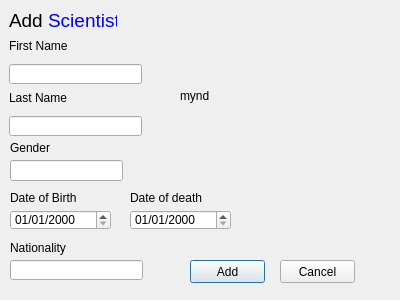
Before: the Qt Designer form ui/addscientistdialog.ui in VLN-H7/Skil3, drawn with Qt 5.
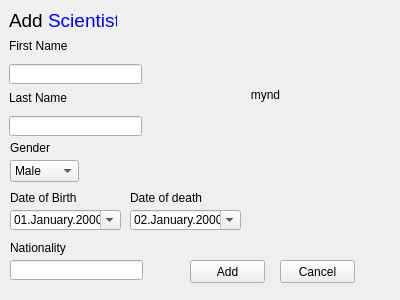
After: the same form once the commit is applied.

Commit message: Combo box added to Add Scientist

Diff of the .ui file:
```diff
--- a/ui/addscientistdialog.ui
+++ b/ui/addscientistdialog.ui
@@ -10,8 +10,14 @@
     <height>300</height>
    </rect>
   </property>
+  <property name="minimumSize">
+   <size>
+    <width>400</width>
+    <height>300</height>
+   </size>
+  </property>
   <property name="windowTitle">
-   <string>Dialog</string>
+   <string>addScientistDialog</string>
   </property>
   <widget class="QLabel" name="death_label">
    <property name="geometry">
@@ -103,12 +109,31 @@
     <rect>
      <x>10</x>
      <y>210</y>
-     <width>101</width>
+     <width>111</width>
      <height>20</height>
     </rect>
    </property>
+   <property name="focusPolicy">
+    <enum>Qt::WheelFocus</enum>
+   </property>
+   <property name="locale">
+    <locale language="English" country="UnitedStates"/>
+   </property>
+   <property name="currentSection">
+    <enum>QDateTimeEdit::DaySection</enum>
+   </property>
    <property name="displayFormat">
-    <string>dd/MM/yyyy</string>
+    <string>dd.MMMM.yyyy</string>
+   </property>
+   <property name="calendarPopup">
+    <bool>true</bool>
+   </property>
+   <property name="date">
+    <date>
+     <year>2000</year>
+     <month>1</month>
+     <day>1</day>
+    </date>
    </property>
   </widget>
   <widget class="QLabel" name="nationality_label">
@@ -129,12 +154,25 @@
     <rect>
      <x>130</x>
      <y>210</y>
-     <width>101</width>
+     <width>111</width>
      <height>20</height>
     </rect>
    </property>
+   <property name="locale">
+    <locale language="English" country="UnitedStates"/>
+   </property>
    <property name="displayFormat">
-    <string>dd/MM/yyyy</string>
+    <string>dd.MMMM.yyyy</string>
+   </property>
+   <property name="calendarPopup">
+    <bool>true</bool>
+   </property>
+   <property name="date">
+    <date>
+     <year>2000</year>
+     <month>1</month>
+     <day>2</day>
+    </date>
    </property>
   </widget>
   <widget class="QLineEdit" name="nationality_input">
@@ -157,7 +195,7 @@
     </rect>
    </property>
    <property name="text">
-    <string>mynd</string>
+    <string>&lt;html&gt;&lt;head/&gt;&lt;body&gt;&lt;p align=&quot;center&quot;&gt;mynd&lt;/p&gt;&lt;/body&gt;&lt;/html&gt;</string>
    </property>
   </widget>
   <widget class="QPushButton" name="add_btn">
@@ -172,6 +210,9 @@
    <property name="text">
     <string>Add</string>
    </property>
+   <property name="autoDefault">
+    <bool>false</bool>
+   </property>
   </widget>
   <widget class="QPushButton" name="cancel_btn">
    <property name="geometry">
@@ -185,6 +226,9 @@
    <property name="text">
     <string>Cancel</string>
    </property>
+   <property name="autoDefault">
+    <bool>false</bool>
+   </property>
   </widget>
   <widget class="QLabel" name="label_error_first_name">
    <property name="geometry">
@@ -238,15 +282,25 @@
     <string>Gender</string>
    </property>
   </widget>
-  <widget class="QLineEdit" name="gender_input">
+  <widget class="QComboBox" name="comboBox">
    <property name="geometry">
     <rect>
      <x>10</x>
      <y>160</y>
-     <width>113</width>
-     <height>21</height>
+     <width>69</width>
+     <height>22</height>
     </rect>
    </property>
+   <item>
+    <property name="text">
+     <string>Male</string>
+    </property>
+   </item>
+   <item>
+    <property name="text">
+     <string>Female</string>
+    </property>
+   </item>
   </widget>
  </widget>
  <resources/>
```
The commit also changes 2 other files.
